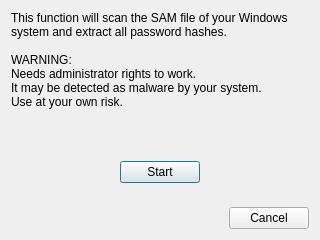
Old version of the form pwRecon/sam_dialog.ui in the repository SecUSo/pwrecon.
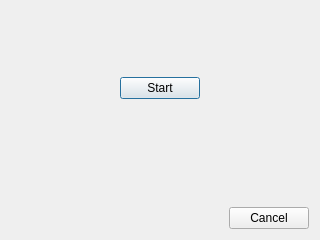
New version of the form.

```diff
--- a/pwRecon/sam_dialog.ui
+++ b/pwRecon/sam_dialog.ui
@@ -35,12 +35,7 @@
    <item>
     <widget class="QLabel" name="infoLabel">
      <property name="text">
-      <string>This function will scan the SAM file of your Windows system and extract all password hashes.
-
-WARNING:
-Needs administrator rights to work.
-It may be detected as malware by your system.
-Use at your own risk.</string>
+      <string/>
      </property>
      <property name="alignment">
       <set>Qt::AlignLeading|Qt::AlignLeft|Qt::AlignTop</set>
```
Left out of the diff: 5 changed lines with no effect on the pictures.
